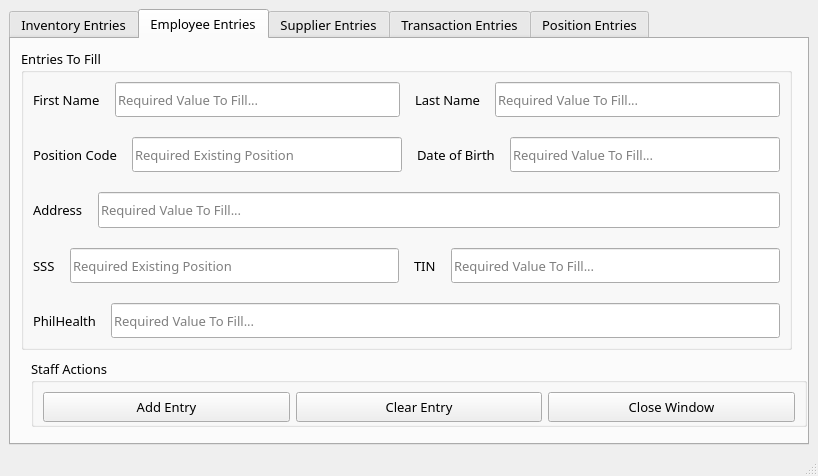
CodexLink/Route88_HybridBusinessSystem, file PyQt5 Backend and FrontEnd Design/Route88_DataManipCmpnt.ui: the form before one commit.
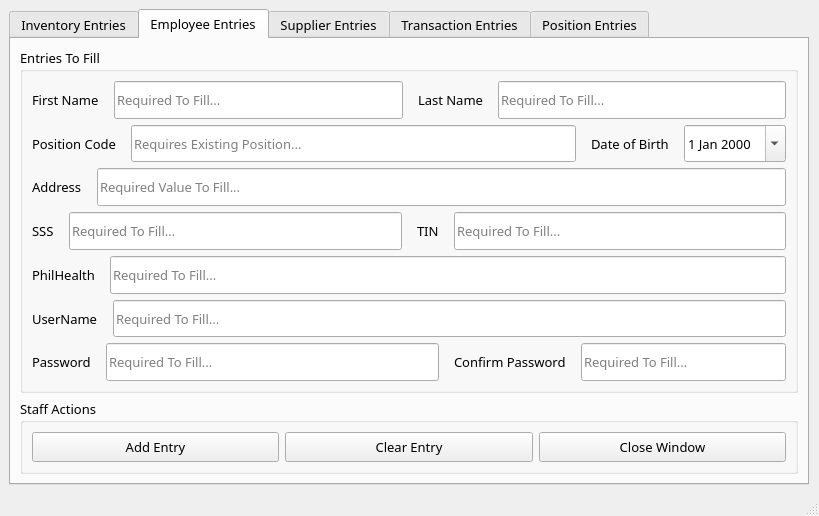
The form after the commit. The open tabs and pages were chosen to show the change. Icons and pictures are not drawn.

Commit message:
[PROGRESSION] > Various UI Change Stage 1
...

Diff of the .ui file:
```diff
--- a/PyQt5 Backend and FrontEnd Design/Route88_DataManipCmpnt.ui
+++ b/PyQt5 Backend and FrontEnd Design/Route88_DataManipCmpnt.ui
@@ -9,21 +9,15 @@
    <rect>
     <x>0</x>
     <y>0</y>
-    <width>818</width>
-    <height>476</height>
+    <width>819</width>
+    <height>516</height>
    </rect>
   </property>
-  <property name="minimumSize">
-   <size>
-    <width>818</width>
-    <height>329</height>
-   </size>
-  </property>
-  <property name="maximumSize">
-   <size>
-    <width>818</width>
-    <height>16777215</height>
-   </size>
+  <property name="sizePolicy">
+   <sizepolicy hsizetype="Maximum" vsizetype="Maximum">
+    <horstretch>0</horstretch>
+    <verstretch>0</verstretch>
+   </sizepolicy>
   </property>
   <property name="focusPolicy">
    <enum>Qt::NoFocus</enum>
@@ -36,14 +30,14 @@
     <normaloff>IcoDisplay/r_88.ico</normaloff>IcoDisplay/r_88.ico</iconset>
   </property>
   <widget class="QWidget" name="centralwidget">
-   <layout class="QHBoxLayout" name="horizontalLayout_2">
+   <layout class="QVBoxLayout" name="verticalLayout_3">
     <item>
      <widget class="QTabWidget" name="Tab_SelectionSelectives">
       <property name="enabled">
        <bool>true</bool>
       </property>
       <property name="sizePolicy">
-       <sizepolicy hsizetype="Expanding" vsizetype="Ignored">
+       <sizepolicy hsizetype="Fixed" vsizetype="Preferred">
         <horstretch>0</horstretch>
         <verstretch>0</verstretch>
        </sizepolicy>
@@ -61,7 +55,7 @@
        </font>
       </property>
       <property name="currentIndex">
-       <number>1</number>
+       <number>0</number>
       </property>
       <widget class="QWidget" name="InventoryEntryWindow">
        <attribute name="title">
@@ -71,7 +65,7 @@
         <item>
          <widget class="QGroupBox" name="groupBox">
           <property name="sizePolicy">
-           <sizepolicy hsizetype="Preferred" vsizetype="Minimum">
+           <sizepolicy hsizetype="Preferred" vsizetype="Preferred">
             <horstretch>0</horstretch>
             <verstretch>0</verstretch>
            </sizepolicy>
@@ -79,7 +73,7 @@
           <property name="font">
            <font>
             <family>Roboto Mono</family>
-            <pointsize>8</pointsize>
+            <pointsize>10</pointsize>
            </font>
           </property>
           <property name="title">
@@ -88,14 +82,15 @@
           <property name="checkable">
            <bool>false</bool>
           </property>
-          <layout class="QVBoxLayout" name="verticalLayout_3">
-           <property name="spacing">
-            <number>80</number>
+          <widget class="QWidget" name="">
+           <property name="geometry">
+            <rect>
+             <x>10</x>
+             <y>28</y>
+             <width>751</width>
+             <height>31</height>
+            </rect>
            </property>
-           <property name="sizeConstraint">
-            <enum>QLayout::SetDefaultConstraint</enum>
-           </property>
-           <item>
             <layout class="QHBoxLayout" name="horizontalLayout_3">
              <property name="spacing">
               <number>15</number>
@@ -183,12 +178,23 @@
               </widget>
              </item>
             </layout>
-           </item>
-           <item>
+          </widget>
+          <widget class="QWidget" name="">
+           <property name="geometry">
+            <rect>
+             <x>10</x>
+             <y>80</y>
+             <width>751</width>
+             <height>31</height>
+            </rect>
+           </property>
             <layout class="QHBoxLayout" name="horizontalLayout_4">
              <property name="spacing">
               <number>15</number>
              </property>
+            <property name="sizeConstraint">
+             <enum>QLayout::SetMaximumSize</enum>
+            </property>
              <item>
               <widget class="QLabel" name="label_3">
                <property name="sizePolicy">
@@ -272,8 +278,16 @@
               </widget>
              </item>
             </layout>
-           </item>
-           <item>
+          </widget>
+          <widget class="QWidget" name="">
+           <property name="geometry">
+            <rect>
+             <x>10</x>
+             <y>130</y>
+             <width>751</width>
+             <height>31</height>
+            </rect>
+           </property>
             <layout class="QHBoxLayout" name="horizontalLayout_5">
              <item>
               <widget class="QLabel" name="label_4">
@@ -390,11 +404,13 @@
                  <pointsize>10</pointsize>
                 </font>
                </property>
+              <property name="calendarPopup">
+               <bool>true</bool>
+              </property>
               </widget>
              </item>
             </layout>
-           </item>
-          </layout>
+          </widget>
          </widget>
         </item>
         <item>
@@ -499,124 +515,19 @@
        <attribute name="title">
         <string>Employee Entries</string>
        </attribute>
-       <widget class="QGroupBox" name="groupBox_3">
-        <property name="geometry">
-         <rect>
-          <x>20</x>
-          <y>320</y>
-          <width>776</width>
-          <height>68</height>
-         </rect>
-        </property>
-        <property name="sizePolicy">
-         <sizepolicy hsizetype="Preferred" vsizetype="Fixed">
-          <horstretch>0</horstretch>
-          <verstretch>0</verstretch>
-         </sizepolicy>
-        </property>
-        <property name="font">
-         <font>
-          <family>Roboto Mono</family>
-          <pointsize>10</pointsize>
-         </font>
-        </property>
-        <property name="title">
-         <string>Staff Actions</string>
-        </property>
-        <layout class="QHBoxLayout" name="horizontalLayout_14">
+       <layout class="QVBoxLayout" name="verticalLayout_4">
          <item>
-          <widget class="QPushButton" name="Modifier_AddEntry_2">
-           <property name="sizePolicy">
-            <sizepolicy hsizetype="Minimum" vsizetype="Maximum">
-             <horstretch>0</horstretch>
-             <verstretch>0</verstretch>
-            </sizepolicy>
-           </property>
-           <property name="minimumSize">
-            <size>
-             <width>0</width>
-             <height>30</height>
-            </size>
-           </property>
-           <property name="font">
-            <font>
-             <family>Roboto Mono</family>
-             <pointsize>10</pointsize>
-            </font>
-           </property>
-           <property name="text">
-            <string>Add Entry</string>
-           </property>
-          </widget>
-         </item>
-         <item>
-          <widget class="QPushButton" name="Modifier_ClearEntry_2">
-           <property name="sizePolicy">
-            <sizepolicy hsizetype="Minimum" vsizetype="Maximum">
-             <horstretch>0</horstretch>
-             <verstretch>0</verstretch>
-            </sizepolicy>
-           </property>
-           <property name="minimumSize">
-            <size>
-             <width>0</width>
-             <height>30</height>
-            </size>
-           </property>
-           <property name="font">
-            <font>
-             <family>Roboto Mono</family>
-             <pointsize>10</pointsize>
-            </font>
-           </property>
-           <property name="text">
-            <string>Clear Entry</string>
-           </property>
-          </widget>
-         </item>
-         <item>
-          <widget class="QPushButton" name="Modifier_CloseWindow_2">
-           <property name="sizePolicy">
-            <sizepolicy hsizetype="Minimum" vsizetype="Maximum">
-             <horstretch>0</horstretch>
-             <verstretch>0</verstretch>
-            </sizepolicy>
-           </property>
-           <property name="minimumSize">
-            <size>
-             <width>0</width>
-             <height>30</height>
-            </size>
-           </property>
-           <property name="font">
-            <font>
-             <family>Roboto Mono</family>
-             <pointsize>10</pointsize>
-            </font>
-           </property>
-           <property name="text">
-            <string>Close Window</string>
-           </property>
-          </widget>
-         </item>
-        </layout>
-       </widget>
        <widget class="QGroupBox" name="groupBox_4">
-        <property name="geometry">
-         <rect>
-          <x>10</x>
-          <y>10</y>
-          <width>771</width>
-          <height>301</height>
-         </rect>
+          <property name="sizePolicy">
+           <sizepolicy hsizetype="Preferred" vsizetype="Preferred">
+            <horstretch>0</horstretch>
+            <verstretch>0</verstretch>
+           </sizepolicy>
         </property>
         <property name="title">
          <string>Entries To Fill</string>
         </property>
         <layout class="QVBoxLayout" name="verticalLayout_2">
-         <property name="spacing">
-          <number>20</number>
-         </property>
          <item>
           <layout class="QHBoxLayout" name="horizontalLayout_6">
            <property name="spacing">
@@ -644,7 +555,7 @@
            <item>
             <widget class="QLineEdit" name="AddEntry_ItemCode_2">
              <property name="sizePolicy">
-              <sizepolicy hsizetype="Preferred" vsizetype="Ignored">
+                <sizepolicy hsizetype="Minimum" vsizetype="Ignored">
                <horstretch>0</horstretch>
                <verstretch>0</verstretch>
               </sizepolicy>
@@ -656,7 +567,7 @@
               </font>
              </property>
              <property name="placeholderText">
-              <string>Required Value To Fill...</string>
+                <string>Required To Fill...</string>
              </property>
              <property name="clearButtonEnabled">
               <bool>true</bool>
@@ -685,7 +596,7 @@
            <item>
             <widget class="QLineEdit" name="AddEntry_SupplierCode_2">
              <property name="sizePolicy">
-              <sizepolicy hsizetype="Preferred" vsizetype="Ignored">
+                <sizepolicy hsizetype="Minimum" vsizetype="Ignored">
                <horstretch>0</horstretch>
                <verstretch>0</verstretch>
               </sizepolicy>
@@ -697,7 +608,7 @@
               </font>
              </property>
              <property name="placeholderText">
-              <string>Required Value To Fill...</string>
+                <string>Required To Fill...</string>
              </property>
              <property name="clearButtonEnabled">
               <bool>true</bool>
@@ -733,7 +644,7 @@
            <item>
             <widget class="QLineEdit" name="AddEntry_ItemCode_3">
              <property name="sizePolicy">
-              <sizepolicy hsizetype="Preferred" vsizetype="Ignored">
+                <sizepolicy hsizetype="Minimum" vsizetype="Ignored">
                <horstretch>0</horstretch>
                <verstretch>0</verstretch>
               </sizepolicy>
@@ -745,7 +656,7 @@
               </font>
              </property>
              <property name="placeholderText">
-              <string>Required Existing Position</string>
+                <string>Requires Existing Position...</string>
              </property>
              <property name="clearButtonEnabled">
               <bool>true</bool>
@@ -772,23 +683,14 @@
             </widget>
            </item>
            <item>
-            <widget class="QLineEdit" name="AddEntry_SupplierCode_3">
+              <widget class="QDateEdit" name="dateEdit">
              <property name="sizePolicy">
-              <sizepolicy hsizetype="Preferred" vsizetype="Ignored">
+                <sizepolicy hsizetype="Maximum" vsizetype="Ignored">
                <horstretch>0</horstretch>
                <verstretch>0</verstretch>
               </sizepolicy>
              </property>
-             <property name="font">
-              <font>
-               <family>Roboto Mono</family>
-               <pointsize>10</pointsize>
-              </font>
-             </property>
-             <property name="placeholderText">
-              <string>Required Value To Fill...</string>
-             </property>
-             <property name="clearButtonEnabled">
+               <property name="calendarPopup">
               <bool>true</bool>
              </property>
             </widget>
@@ -870,7 +772,7 @@
            <item>
             <widget class="QLineEdit" name="AddEntry_ItemCode_6">
              <property name="sizePolicy">
-              <sizepolicy hsizetype="Preferred" vsizetype="Ignored">
+                <sizepolicy hsizetype="Minimum" vsizetype="Ignored">
                <horstretch>0</horstretch>
                <verstretch>0</verstretch>
               </sizepolicy>
@@ -882,7 +784,7 @@
               </font>
              </property>
              <property name="placeholderText">
-              <string>Required Existing Position</string>
+                <string>Required To Fill...</string>
              </property>
              <property name="clearButtonEnabled">
               <bool>true</bool>
@@ -911,7 +813,7 @@
            <item>
             <widget class="QLineEdit" name="AddEntry_SupplierCode_5">
              <property name="sizePolicy">
-              <sizepolicy hsizetype="Preferred" vsizetype="Ignored">
+                <sizepolicy hsizetype="Minimum" vsizetype="Ignored">
                <horstretch>0</horstretch>
                <verstretch>0</verstretch>
               </sizepolicy>
@@ -923,7 +825,7 @@
               </font>
              </property>
              <property name="placeholderText">
-              <string>Required Value To Fill...</string>
+                <string>Required To Fill...</string>
              </property>
              <property name="clearButtonEnabled">
               <bool>true</bool>
@@ -971,7 +873,7 @@
               </font>
              </property>
              <property name="placeholderText">
-              <string>Required Value To Fill...</string>
+                <string>Required To Fill...</string>
              </property>
              <property name="clearButtonEnabled">
               <bool>true</bool>
@@ -980,8 +882,256 @@
            </item>
           </layout>
          </item>
-        </layout>
-       </widget>
+           <item>
+            <layout class="QHBoxLayout" name="horizontalLayout_15">
+             <property name="spacing">
+              <number>15</number>
+             </property>
+             <item>
+              <widget class="QLabel" name="label_22">
+               <property name="sizePolicy">
+                <sizepolicy hsizetype="Fixed" vsizetype="Preferred">
+                 <horstretch>0</horstretch>
+                 <verstretch>0</verstretch>
+                </sizepolicy>
+               </property>
+               <property name="font">
+                <font>
+                 <family>Roboto Mono</family>
+                 <pointsize>10</pointsize>
+                </font>
+               </property>
+               <property name="text">
+                <string>UserName</string>
+               </property>
+              </widget>
+             </item>
+             <item>
+              <widget class="QLineEdit" name="AddEntry_ItemCode_9">
+               <property name="sizePolicy">
+                <sizepolicy hsizetype="Preferred" vsizetype="Ignored">
+                 <horstretch>0</horstretch>
+                 <verstretch>0</verstretch>
+                </sizepolicy>
+               </property>
+               <property name="font">
+                <font>
+                 <family>Roboto Mono</family>
+                 <pointsize>10</pointsize>
+                </font>
+               </property>
+               <property name="placeholderText">
+                <string>Required To Fill...</string>
+               </property>
+               <property name="clearButtonEnabled">
+                <bool>true</bool>
+               </property>
+              </widget>
+             </item>
+            </layout>
+           </item>
+           <item>
+            <layout class="QHBoxLayout" name="horizontalLayout_16">
+             <property name="spacing">
+              <number>15</number>
+             </property>
+             <item>
+              <widget class="QLabel" name="label_23">
+               <property name="sizePolicy">
+                <sizepolicy hsizetype="Fixed" vsizetype="Preferred">
+                 <horstretch>0</horstretch>
+                 <verstretch>0</verstretch>
+                </sizepolicy>
+               </property>
+               <property name="font">
+                <font>
+                 <family>Roboto Mono</family>
+                 <pointsize>10</pointsize>
+                </font>
+               </property>
+               <property name="text">
+                <string>Password</string>
+               </property>
+              </widget>
+             </item>
+             <item>
+              <widget class="QLineEdit" name="AddEntry_ItemCode_10">
+               <property name="sizePolicy">
+                <sizepolicy hsizetype="Minimum" vsizetype="Ignored">
+                 <horstretch>0</horstretch>
+                 <verstretch>0</verstretch>
+                </sizepolicy>
+               </property>
+               <property name="font">
+                <font>
+                 <family>Roboto Mono</family>
+                 <pointsize>10</pointsize>
+                </font>
+               </property>
+               <property name="echoMode">
+                <enum>QLineEdit::Password</enum>
+               </property>
+               <property name="placeholderText">
+                <string>Required To Fill...</string>
+               </property>
+               <property name="clearButtonEnabled">
+                <bool>true</bool>
+               </property>
+              </widget>
+             </item>
+             <item>
+              <layout class="QHBoxLayout" name="horizontalLayout_17">
+               <property name="spacing">
+                <number>15</number>
+               </property>
+               <item>
+                <widget class="QLabel" name="label_24">
+                 <property name="sizePolicy">
+                  <sizepolicy hsizetype="Fixed" vsizetype="Preferred">
+                   <horstretch>0</horstretch>
+                   <verstretch>0</verstretch>
+                  </sizepolicy>
+                 </property>
+                 <property name="font">
+                  <font>
+                   <family>Roboto Mono</family>
+                   <pointsize>10</pointsize>
+                  </font>
+                 </property>
+                 <property name="text">
+                  <string>Confirm Password</string>
+                 </property>
+                </widget>
+               </item>
+               <item>
+                <widget class="QLineEdit" name="AddEntry_ItemCode_11">
+                 <property name="sizePolicy">
+                  <sizepolicy hsizetype="Minimum" vsizetype="Ignored">
+                   <horstretch>0</horstretch>
+                   <verstretch>0</verstretch>
+                  </sizepolicy>
+                 </property>
+                 <property name="font">
+                  <font>
+                   <family>Roboto Mono</family>
+                   <pointsize>10</pointsize>
+                  </font>
+                 </property>
+                 <property name="echoMode">
+                  <enum>QLineEdit::Password</enum>
+                 </property>
+                 <property name="placeholderText">
+                  <string>Required To Fill...</string>
+                 </property>
+                 <property name="clearButtonEnabled">
+                  <bool>true</bool>
+                 </property>
+                </widget>
+               </item>
+              </layout>
+             </item>
+            </layout>
+           </item>
+          </layout>
+         </widget>
+        </item>
+        <item>
+         <widget class="QGroupBox" name="groupBox_3">
+          <property name="sizePolicy">
+           <sizepolicy hsizetype="Preferred" vsizetype="Fixed">
+            <horstretch>0</horstretch>
+            <verstretch>0</verstretch>
+           </sizepolicy>
+          </property>
+          <property name="font">
+           <font>
+            <family>Roboto Mono</family>
+            <pointsize>10</pointsize>
+           </font>
+          </property>
+          <property name="title">
+           <string>Staff Actions</string>
+          </property>
+          <layout class="QHBoxLayout" name="horizontalLayout_14">
+           <item>
+            <widget class="QPushButton" name="Modifier_AddEntry_2">
+             <property name="sizePolicy">
+              <sizepolicy hsizetype="Minimum" vsizetype="Maximum">
+               <horstretch>0</horstretch>
+               <verstretch>0</verstretch>
+              </sizepolicy>
+             </property>
+             <property name="minimumSize">
+              <size>
+               <width>0</width>
+               <height>30</height>
+              </size>
+             </property>
+             <property name="font">
+              <font>
+               <family>Roboto Mono</family>
+               <pointsize>10</pointsize>
+              </font>
+             </property>
+             <property name="text">
+              <string>Add Entry</string>
+             </property>
+            </widget>
+           </item>
+           <item>
+            <widget class="QPushButton" name="Modifier_ClearEntry_2">
+             <property name="sizePolicy">
+              <sizepolicy hsizetype="Minimum" vsizetype="Maximum">
+               <horstretch>0</horstretch>
+               <verstretch>0</verstretch>
+              </sizepolicy>
+             </property>
+             <property name="minimumSize">
+              <size>
+               <width>0</width>
+               <height>30</height>
+              </size>
+             </property>
+             <property name="font">
+              <font>
+               <family>Roboto Mono</family>
+               <pointsize>10</pointsize>
+              </font>
+             </property>
+             <property name="text">
+              <string>Clear Entry</string>
+             </property>
+            </widget>
+           </item>
+           <item>
+            <widget class="QPushButton" name="Modifier_CloseWindow_2">
+             <property name="sizePolicy">
+              <sizepolicy hsizetype="Minimum" vsizetype="Maximum">
+               <horstretch>0</horstretch>
+               <verstretch>0</verstretch>
+              </sizepolicy>
+             </property>
+             <property name="minimumSize">
+              <size>
+               <width>0</width>
+               <height>30</height>
+              </size>
+             </property>
+             <property name="font">
+              <font>
+               <family>Roboto Mono</family>
+               <pointsize>10</pointsize>
+              </font>
+             </property>
+             <property name="text">
+              <string>Close Window</string>
+             </property>
+            </widget>
+           </item>
+          </layout>
+         </widget>
+        </item>
+       </layout>
        <zorder>groupBox_4</zorder>
        <zorder>groupBox_3</zorder>
       </widget>
```
Lines whose indentation alone changed are shown as unchanged. The commit also changes 7 other files.
